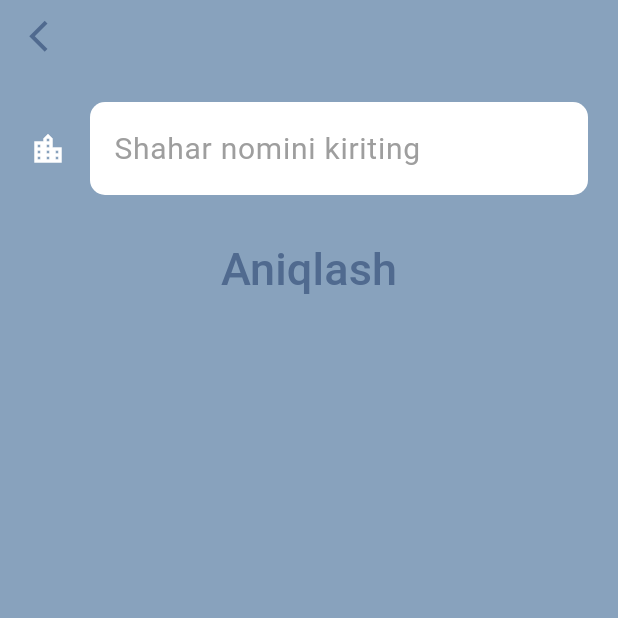
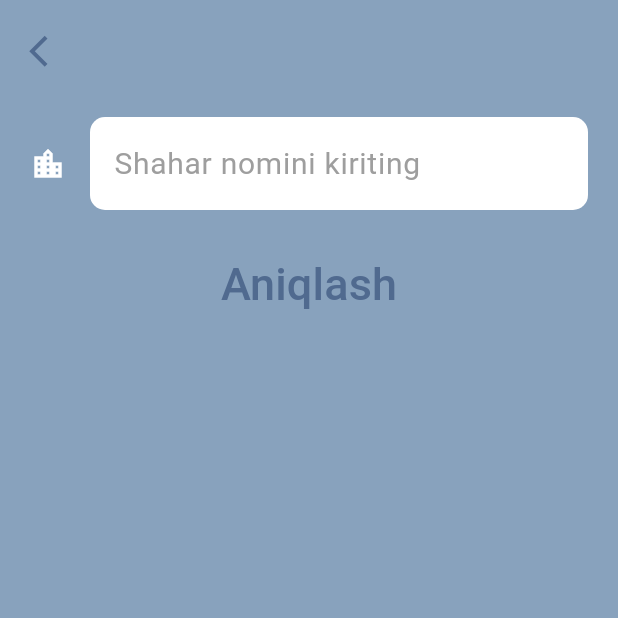
Before and after one commit to ConnorX97/clima_app, a Flutter app: the CityScreen screen opened directly, on a phone screen of 412 x 824 dp, the top half of it. Run offline on Flutter 3.47's test engine with Material 3 defaults, Android fonts, the phone set to English and light mode, and no system bars; our stand-ins replace flutter_spinkit, geolocator, lottie; network calls fail; Roboto replaces fonts that are missing (Spartan MB).

```diff
--- a/lib/screens/city_screen.dart
+++ b/lib/screens/city_screen.dart
@@ -15,6 +15,8 @@ class _CityScreenState extends State<CityScreen> {
         color: Color(0xFF88a2bd),
         constraints: BoxConstraints.expand(),
         child: SafeArea(
+          child: Padding(
+            padding: const EdgeInsets.only(top: 10),
             child: Column(
               children: <Widget>[
                 Align(
@@ -47,13 +49,13 @@ class _CityScreenState extends State<CityScreen> {
                   child: const Text(
                     'Aniqlash',
                     style: kButtonTextStyle,
-
                   ),
                 ),
               ],
             ),
           ),
         ),
+      ),
     );
   }
 }
--- a/lib/screens/loading_screen.dart
+++ b/lib/screens/loading_screen.dart
@@ -12,6 +12,7 @@ class _LoadingScreenState extends State<LoadingScreen> {
   void initState() {
     super.initState();
     getLocationData();
+
   }
 
   getLocationData() async {
--- a/lib/services/location.dart
+++ b/lib/services/location.dart
@@ -1,8 +1,8 @@
 import 'package:geolocator/geolocator.dart';
 
 class Location {
-  late double latitude;
-  late double longtitude;
+   double latitude = 0;
+   double longtitude = 0;
 
   Future<void> getLocation() async {
     try {
--- a/lib/services/weather.dart
+++ b/lib/services/weather.dart
@@ -1,6 +1,6 @@
 import 'package:clima_app/services/location.dart';
 import 'package:clima_app/services/networking.dart';
-import 'package:lottie/lottie.dart';
+import 'package:geolocator/geolocator.dart';
 
 const apiKey = '37bf7f0406119357fc510e0a37e31bcd';
 const openWeatherMapURL = "https://api.openweathermap.org/data/2.5/weather";
@@ -17,6 +17,9 @@ class WeatherModel {
   Future<dynamic> getLocationWeather() async {
     Location location = Location();
     await location.getLocation();
+    LocationPermission permission;
+    permission = await Geolocator.requestPermission();
+
 
     NetworkHelper networkHelper = NetworkHelper(
         '$openWeatherMapURL?lat=${location.latitude}&lon=${location.longtitude}&appid=$apiKey&units=metric');
```
Also changed, not shown: lib/screens/location_screen.dart (+6 -3 lines), 34 other files. Lines whose indentation alone changed are shown as unchanged.
